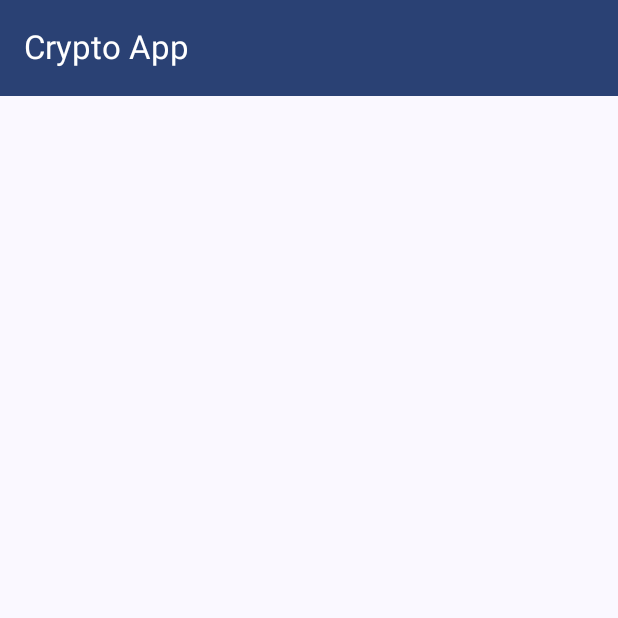
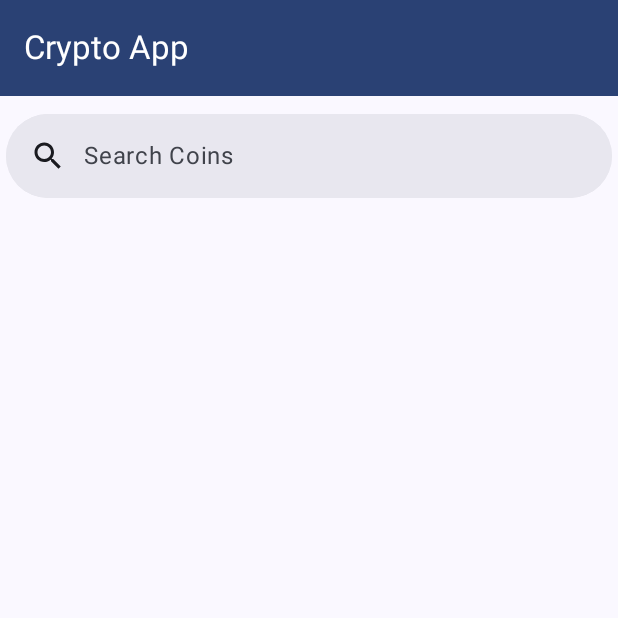
Before and after one commit to gunishjain/CryptoApp, an Android app built with Jetpack Compose: the SearchScreenRoute screen opened through its navigation route, on a phone screen of 412 x 824 dp, the top half of it. Run offline under Robolectric (Android 15) with nearby library versions, the phone set to English and light mode, and no system bars; our stand-ins replace Dagger/Hilt's generated code.

Commit message:
Implement Search View and CoinDetail Enhancement

```diff
--- /dev/null
+++ b/app/src/main/java/com/gunishjain/cryptoapp/data/db/dao/CoinsDao.kt
@@ -0,0 +1,21 @@
+package com.gunishjain.cryptoapp.data.db.dao
+
+import androidx.room.Dao
+import androidx.room.Insert
+import androidx.room.OnConflictStrategy
+import androidx.room.Query
+import com.gunishjain.cryptoapp.data.models.Coin
+
+
+@Dao
+interface CoinsDao {
+
+    @Query("SELECT * FROM coins WHERE name LIKE :searchQuery")
+    suspend fun searchCoinsByName(searchQuery: String) : List<Coin>
+
+    @Insert(onConflict = OnConflictStrategy.REPLACE)
+    suspend fun insertCoins(coins: List<Coin>)
+
+
+
+}
--- a/app/src/main/java/com/gunishjain/cryptoapp/data/models/Coin.kt
+++ b/app/src/main/java/com/gunishjain/cryptoapp/data/models/Coin.kt
@@ -1,8 +1,12 @@
 package com.gunishjain.cryptoapp.data.models
 
+import androidx.room.Entity
+import androidx.room.PrimaryKey
 import com.google.gson.annotations.SerializedName
 
+@Entity(tableName = "coins")
 data class Coin(
+    @PrimaryKey
     val id: String,
     @SerializedName("is_active")
     val isActive: Boolean,
--- a/app/src/main/java/com/gunishjain/cryptoapp/navigation/Navigation.kt
+++ b/app/src/main/java/com/gunishjain/cryptoapp/navigation/Navigation.kt
@@ -1,10 +1,6 @@
 package com.gunishjain.cryptoapp.navigation
 
-import android.content.Context
-import android.net.Uri
 import androidx.compose.runtime.Composable
-import androidx.compose.ui.platform.LocalContext
-import androidx.navigation.NavHostController
 import androidx.navigation.NavType
 import androidx.navigation.compose.NavHost
 import androidx.navigation.compose.composable
@@ -12,7 +8,7 @@ import androidx.navigation.compose.rememberNavController
 import androidx.navigation.navArgument
 import com.gunishjain.cryptoapp.ui.coindetail.CoinDetailRoute
 import com.gunishjain.cryptoapp.ui.coinlist.CoinListRoute
-import com.gunishjain.cryptoapp.ui.coinlist.CoinListScreen
+import com.gunishjain.cryptoapp.ui.search.SearchScreenRoute
 
 @Composable
 fun SetupNavGraph(
@@ -26,12 +22,17 @@ fun SetupNavGraph(
         composable(
             route = Screen.CoinListScreen.route
         ) {
-            CoinListRoute(onCoinClick = {
-                navController.navigate(route= "coindetail/$it")
-            })
+            CoinListRoute(
+                onFabClick = {
+                    navController.navigate(route = "searchcoin")
+                },
+                onCoinClick = {
+                    navController.navigate(route = "coindetail/$it")
+                })
         }
 
-        composable(route = Screen.CoinDetailScreen.route,
+        composable(
+            route = Screen.CoinDetailScreen.route,
             arguments = listOf(
                 navArgument("coinId") {
                     type = NavType.StringType
@@ -44,9 +45,9 @@ fun SetupNavGraph(
         composable(
             route = Screen.SearchCoin.route
         ) {
-//            SearchScreenRoute(onNewsClick = {
-//                openCustomChromeTab(context, it)
-//            })
+            SearchScreenRoute(onCoinClick = {
+
+            })
         }
 
     }
--- a/app/src/main/java/com/gunishjain/cryptoapp/navigation/Screen.kt
+++ b/app/src/main/java/com/gunishjain/cryptoapp/navigation/Screen.kt
@@ -2,7 +2,7 @@ package com.gunishjain.cryptoapp.navigation
 
 sealed class Screen(val route: String) {
 
-    object CoinListScreen : Screen(route = "coinlist}")
+    object CoinListScreen : Screen(route = "coinlist")
 
     object CoinDetailScreen: Screen(route = "coindetail/{coinId}")
 
--- a/app/src/main/java/com/gunishjain/cryptoapp/ui/coinlist/CoinsListScreen.kt
+++ b/app/src/main/java/com/gunishjain/cryptoapp/ui/coinlist/CoinsListScreen.kt
@@ -1,17 +1,22 @@
 package com.gunishjain.cryptoapp.ui.coinlist
 
 import androidx.compose.foundation.clickable
-import androidx.compose.foundation.layout.Column
+import androidx.compose.foundation.layout.Box
 import androidx.compose.foundation.layout.Row
 import androidx.compose.foundation.layout.fillMaxWidth
 import androidx.compose.foundation.layout.height
 import androidx.compose.foundation.layout.padding
 import androidx.compose.foundation.lazy.LazyColumn
+import androidx.compose.material.icons.Icons
+import androidx.compose.material.icons.filled.Search
 import androidx.compose.material3.Card
 import androidx.compose.material3.CardDefaults
+import androidx.compose.material3.FloatingActionButton
+import androidx.compose.material3.Icon
 import androidx.compose.material3.MaterialTheme
 import androidx.compose.material3.Text
 import androidx.compose.runtime.Composable
+import androidx.compose.ui.Alignment
 import androidx.compose.ui.Modifier
 import androidx.compose.ui.graphics.Color
 import androidx.compose.ui.unit.dp
@@ -26,13 +31,20 @@ import com.gunishjain.cryptoapp.ui.base.UiState
 @Composable
 fun CoinListRoute(
     onCoinClick: (coinId: String) -> Unit,
+    onFabClick: () -> Unit,
     viewModel: CoinListViewModel = hiltViewModel()
 ) {
 
     val coins = viewModel.uiState.collectAsStateWithLifecycle()
 
-    Column(modifier = Modifier.padding(4.dp)) {
+    Box(modifier = Modifier.padding(4.dp)) {
         CoinListScreen(coins.value, onCoinClick)
+        FloatingActionButton(
+            onClick = { onFabClick() },
+            modifier = Modifier.align(Alignment.BottomEnd).padding(10.dp)
+        ) {
+            Icon(Icons.Filled.Search, "Search")
+        }
     }
 
 }
--- /dev/null
+++ b/app/src/main/java/com/gunishjain/cryptoapp/ui/search/SearchCoinsViewModel.kt
@@ -0,0 +1,69 @@
+package com.gunishjain.cryptoapp.ui.search
+
+import androidx.lifecycle.ViewModel
+import androidx.lifecycle.viewModelScope
+import com.gunishjain.cryptoapp.data.models.Coin
+import com.gunishjain.cryptoapp.data.repository.CryptoCoinRepository
+import com.gunishjain.cryptoapp.ui.base.UiState
+import com.gunishjain.cryptoapp.utils.AppConstant.DEBOUNCE_TIMEOUT
+import com.gunishjain.cryptoapp.utils.AppConstant.MIN_SEARCH_CHAR
+import dagger.hilt.android.lifecycle.HiltViewModel
+import kotlinx.coroutines.Dispatchers
+import kotlinx.coroutines.flow.MutableStateFlow
+import kotlinx.coroutines.flow.StateFlow
+import kotlinx.coroutines.flow.catch
+import kotlinx.coroutines.flow.debounce
+import kotlinx.coroutines.flow.distinctUntilChanged
+import kotlinx.coroutines.flow.filter
+import kotlinx.coroutines.flow.flatMapLatest
+import kotlinx.coroutines.flow.flowOn
+import kotlinx.coroutines.launch
+import javax.inject.Inject
+
+@HiltViewModel
+class SearchCoinsViewModel @Inject constructor(private val repository: CryptoCoinRepository) :
+    ViewModel() {
+
+
+    private val searchText = MutableStateFlow("")
+    private val _uiState = MutableStateFlow<UiState<List<Coin>>>(UiState.Loading)
+    val uiState: StateFlow<UiState<List<Coin>>> = _uiState
+
+
+    init {
+        createSearchFlow()
+    }
+
+
+    private fun createSearchFlow() {
+        viewModelScope.launch {
+            searchText.debounce(DEBOUNCE_TIMEOUT)
+                .filter {
+                    if (it.isNotEmpty() && it.length >= MIN_SEARCH_CHAR) {
+                        return@filter true
+                    } else {
+                        _uiState.value = UiState.Success(emptyList())
+                        return@filter false
+                    }
+                }.distinctUntilChanged()
+                .flatMapLatest {
+                    _uiState.value = UiState.Loading
+                    return@flatMapLatest repository.searchCoins(it)
+                        .catch { e ->
+                            _uiState.value = UiState.Error(e.toString())
+                        }
+                }
+                .flowOn(Dispatchers.IO)
+                .collect {
+                    _uiState.value = UiState.Success(it)
+                }
+        }
+    }
+
+
+    fun onQuerySearch(query: String) {
+        searchText.value = query
+    }
+
+
+}
--- /dev/null
+++ b/app/src/main/java/com/gunishjain/cryptoapp/ui/search/SearchScreen.kt
@@ -0,0 +1,67 @@
+package com.gunishjain.cryptoapp.ui.search
+
+import androidx.compose.foundation.layout.Column
+import androidx.compose.foundation.layout.padding
+import androidx.compose.material.icons.Icons
+import androidx.compose.material.icons.filled.Search
+import androidx.compose.material3.ExperimentalMaterial3Api
+import androidx.compose.material3.Icon
+import androidx.compose.material3.MaterialTheme
+import androidx.compose.material3.SearchBar
+import androidx.compose.material3.Text
+import androidx.compose.runtime.Composable
+import androidx.compose.runtime.getValue
+import androidx.compose.runtime.mutableStateOf
+import androidx.compose.runtime.remember
+import androidx.compose.runtime.setValue
+import androidx.compose.ui.Modifier
+import androidx.compose.ui.unit.dp
+import androidx.hilt.navigation.compose.hiltViewModel
+import androidx.lifecycle.compose.collectAsStateWithLifecycle
+import com.gunishjain.cryptoapp.ui.coinlist.CoinListScreen
+
+@OptIn(ExperimentalMaterial3Api::class)
+@Composable
+fun SearchScreenRoute(
+    onCoinClick: (url: String) -> Unit,
+    viewModel: SearchCoinsViewModel = hiltViewModel(),
+) {
+
+    val searchResult = viewModel.uiState.collectAsStateWithLifecycle()
+    val uiState = searchResult.value
+    var text by remember { mutableStateOf("") }
+    var active by remember { mutableStateOf(false) }
+
+    Column(modifier = Modifier.padding(4.dp)) {
+
+        SearchBar(
+            query = text,
+            onQueryChange = {
+                text = it
+                viewModel.onQuerySearch(it)
+            },
+            onSearch = {
+                active = false
+            },
+            active = active,
+            placeholder = {
+                Text(text = "Search Coins")
+            },
+            leadingIcon = {
+                Icon(
+                    imageVector = Icons.Default.Search,
+                    tint = MaterialTheme.colorScheme.onSurface,
+                    contentDescription = null
+                )
+            },
+            content = {
+                CoinListScreen(uiState, onCoinClick)
+            },
+            onActiveChange = {
+                active = it
+            },
+            tonalElevation = 0.dp
+        )
+    }
+
+}
--- a/app/src/main/java/com/gunishjain/cryptoapp/utils/AppConstant.kt
+++ b/app/src/main/java/com/gunishjain/cryptoapp/utils/AppConstant.kt
@@ -4,5 +4,8 @@ object AppConstant {
 
     const val BASE_URL="https://api.coinpaprika.com/"
     const val APP_NAME="Crypto App"
+    const val COIN_DB_NAME="coins_db"
+    const val DEBOUNCE_TIMEOUT = 300L
+    const val MIN_SEARCH_CHAR = 3
 
 }
```
Also changed, not shown: app/build.gradle.kts (+7 -0 lines), app/src/main/java/com/gunishjain/cryptoapp/data/db/CoinDatabase.kt (added, +16 -0 lines), app/src/main/java/com/gunishjain/cryptoapp/data/repository/CryptoCoinRepository.kt (+11 -1 lines), app/src/main/java/com/gunishjain/cryptoapp/di/module/ApplicationModule.kt (+20 -0 lines), app/src/main/java/com/gunishjain/cryptoapp/ui/coindetail/CoinDetailScreen.kt (+47 -16 lines).
